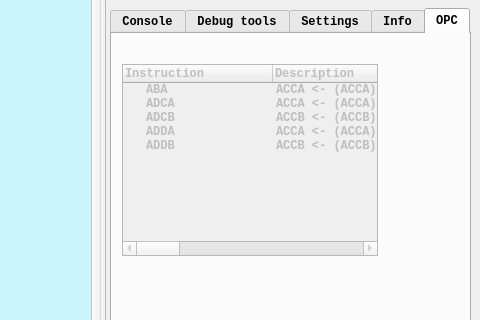
Before: the Qt Designer form MotorolaEmulator/mainwindow.ui in grandtitan/MotorolaEmulator, drawn with Qt 5; both pictures show x 800 to 1280 and y 292 to 612 of the 1280 by 720 pixel window.
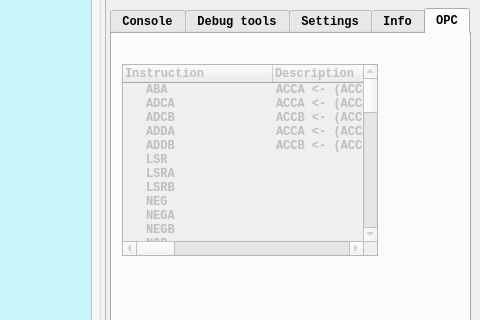
After: the same form once the commit is applied. The open tabs and pages were chosen to show the change.

Commit message: UI ins book

The edit to the form file:
```diff
--- a/MotorolaEmulator/mainwindow.ui
+++ b/MotorolaEmulator/mainwindow.ui
@@ -2818,6 +2818,757 @@
         <string>*-****</string>
        </property>
       </item>
+      <item>
+       <property name="text">
+        <string>LSR</string>
+       </property>
+       <property name="text">
+        <string/>
+       </property>
+       <property name="text">
+        <string/>
+       </property>
+       <property name="text">
+        <string/>
+       </property>
+       <property name="text">
+        <string/>
+       </property>
+       <property name="text">
+        <string>74</string>
+       </property>
+       <property name="text">
+        <string>64</string>
+       </property>
+      </item>
+      <item>
+       <property name="text">
+        <string>LSRA</string>
+       </property>
+       <property name="text">
+        <string/>
+       </property>
+       <property name="text">
+        <string>44</string>
+       </property>
+      </item>
+      <item>
+       <property name="text">
+        <string>LSRB</string>
+       </property>
+       <property name="text">
+        <string/>
+       </property>
+       <property name="text">
+        <string>54</string>
+       </property>
+      </item>
+      <item>
+       <property name="text">
+        <string>NEG</string>
+       </property>
+       <property name="text">
+        <string/>
+       </property>
+       <property name="text">
+        <string/>
+       </property>
+       <property name="text">
+        <string/>
+       </property>
+       <property name="text">
+        <string/>
+       </property>
+       <property name="text">
+        <string>70</string>
+       </property>
+       <property name="text">
+        <string>60</string>
+       </property>
+      </item>
+      <item>
+       <property name="text">
+        <string>NEGA</string>
+       </property>
+       <property name="text">
+        <string/>
+       </property>
+       <property name="text">
+        <string>40</string>
+       </property>
+       <property name="text">
+        <string/>
+       </property>
+       <property name="text">
+        <string/>
+       </property>
+       <property name="text">
+        <string/>
+       </property>
+      </item>
+      <item>
+       <property name="text">
+        <string>NEGB</string>
+       </property>
+       <property name="text">
+        <string/>
+       </property>
+       <property name="text">
+        <string>50</string>
+       </property>
+      </item>
+      <item>
+       <property name="text">
+        <string>NOP</string>
+       </property>
+       <property name="text">
+        <string/>
+       </property>
+       <property name="text">
+        <string>01</string>
+       </property>
+      </item>
+      <item>
+       <property name="text">
+        <string>ORAA</string>
+       </property>
+       <property name="text">
+        <string/>
+       </property>
+       <property name="text">
+        <string/>
+       </property>
+       <property name="text">
+        <string>8A</string>
+       </property>
+       <property name="text">
+        <string>9A</string>
+       </property>
+       <property name="text">
+        <string>BA</string>
+       </property>
+       <property name="text">
+        <string>AA</string>
+       </property>
+      </item>
+      <item>
+       <property name="text">
+        <string>ORAB</string>
+       </property>
+       <property name="text">
+        <string/>
+       </property>
+       <property name="text">
+        <string/>
+       </property>
+       <property name="text">
+        <string>CA</string>
+       </property>
+       <property name="text">
+        <string>DA</string>
+       </property>
+       <property name="text">
+        <string>FA</string>
+       </property>
+       <property name="text">
+        <string>EA</string>
+       </property>
+      </item>
+      <item>
+       <property name="text">
+        <string>PSHA</string>
+       </property>
+       <property name="text">
+        <string/>
+       </property>
+       <property name="text">
+        <string>36</string>
+       </property>
+      </item>
+      <item>
+       <property name="text">
+        <string>PSHB</string>
+       </property>
+       <property name="text">
+        <string/>
+       </property>
+       <property name="text">
+        <string>37</string>
+       </property>
+      </item>
+      <item>
+       <property name="text">
+        <string>PULA</string>
+       </property>
+       <property name="text">
+        <string/>
+       </property>
+       <property name="text">
+        <string>32</string>
+       </property>
+      </item>
+      <item>
+       <property name="text">
+        <string>PULB</string>
+       </property>
+       <property name="text">
+        <string/>
+       </property>
+       <property name="text">
+        <string>33</string>
+       </property>
+      </item>
+      <item>
+       <property name="text">
+        <string>ROL</string>
+       </property>
+       <property name="text">
+        <string/>
+       </property>
+       <property name="text">
+        <string/>
+       </property>
+       <property name="text">
+        <string/>
+       </property>
+       <property name="text">
+        <string/>
+       </property>
+       <property name="text">
+        <string>79</string>
+       </property>
+       <property name="text">
+        <string>69</string>
+       </property>
+      </item>
+      <item>
+       <property name="text">
+        <string>ROLA</string>
+       </property>
+       <property name="text">
+        <string/>
+       </property>
+       <property name="text">
+        <string>49</string>
+       </property>
+      </item>
+      <item>
+       <property name="text">
+        <string>ROLB</string>
+       </property>
+       <property name="text">
+        <string/>
+       </property>
+       <property name="text">
+        <string>59</string>
+       </property>
+       <property name="text">
+        <string/>
+       </property>
+       <property name="text">
+        <string/>
+       </property>
+       <property name="text">
+        <string/>
+       </property>
+      </item>
+      <item>
+       <property name="text">
+        <string>ROR</string>
+       </property>
+       <property name="text">
+        <string/>
+       </property>
+       <property name="text">
+        <string/>
+       </property>
+       <property name="text">
+        <string/>
+       </property>
+       <property name="text">
+        <string/>
+       </property>
+       <property name="text">
+        <string>76</string>
+       </property>
+       <property name="text">
+        <string>66</string>
+       </property>
+      </item>
+      <item>
+       <property name="text">
+        <string>RORA</string>
+       </property>
+       <property name="text">
+        <string/>
+       </property>
+       <property name="text">
+        <string/>
+       </property>
+       <property name="text">
+        <string/>
+       </property>
+       <property name="text">
+        <string/>
+       </property>
+       <property name="text">
+        <string>46</string>
+       </property>
+      </item>
+      <item>
+       <property name="text">
+        <string>RORB</string>
+       </property>
+       <property name="text">
+        <string/>
+       </property>
+       <property name="text">
+        <string/>
+       </property>
+       <property name="text">
+        <string/>
+       </property>
+       <property name="text">
+        <string/>
+       </property>
+       <property name="text">
+        <string>56</string>
+       </property>
+      </item>
+      <item>
+       <property name="text">
+        <string>RTI</string>
+       </property>
+       <property name="text">
+        <string/>
+       </property>
+       <property name="text">
+        <string>3B</string>
+       </property>
+       <property name="text">
+        <string/>
+       </property>
+       <property name="text">
+        <string/>
+       </property>
+       <property name="text">
+        <string/>
+       </property>
+      </item>
+      <item>
+       <property name="text">
+        <string>RTS</string>
+       </property>
+       <property name="text">
+        <string/>
+       </property>
+       <property name="text">
+        <string>39</string>
+       </property>
+       <property name="text">
+        <string/>
+       </property>
+       <property name="text">
+        <string/>
+       </property>
+       <property name="text">
+        <string/>
+       </property>
+      </item>
+      <item>
+       <property name="text">
+        <string>SBA</string>
+       </property>
+       <property name="text">
+        <string/>
+       </property>
+       <property name="text">
+        <string>10</string>
+       </property>
+       <property name="text">
+        <string/>
+       </property>
+       <property name="text">
+        <string/>
+       </property>
+       <property name="text">
+        <string/>
+       </property>
+      </item>
+      <item>
+       <property name="text">
+        <string>SBCA</string>
+       </property>
+       <property name="text">
+        <string/>
+       </property>
+       <property name="text">
+        <string/>
+       </property>
+       <property name="text">
+        <string>82</string>
+       </property>
+       <property name="text">
+        <string>92</string>
+       </property>
+       <property name="text">
+        <string>B2</string>
+       </property>
+       <property name="text">
+        <string>A2</string>
+       </property>
+      </item>
+      <item>
+       <property name="text">
+        <string>SBCB</string>
+       </property>
+       <property name="text">
+        <string/>
+       </property>
+       <property name="text">
+        <string/>
+       </property>
+       <property name="text">
+        <string>C2</string>
+       </property>
+       <property name="text">
+        <string>D2</string>
+       </property>
+       <property name="text">
+        <string>F2</string>
+       </property>
+       <property name="text">
+        <string>E2</string>
+       </property>
+      </item>
+      <item>
+       <property name="text">
+        <string>SEC</string>
+       </property>
+       <property name="text">
+        <string/>
+       </property>
+       <property name="text">
+        <string>0D</string>
+       </property>
+       <property name="text">
+        <string/>
+       </property>
+       <property name="text">
+        <string/>
+       </property>
+       <property name="text">
+        <string/>
+       </property>
+       <property name="text">
+        <string/>
+       </property>
+      </item>
+      <item>
+       <property name="text">
+        <string>SEI</string>
+       </property>
+       <property name="text">
+        <string/>
+       </property>
+       <property name="text">
+        <string>0F</string>
+       </property>
+      </item>
+      <item>
+       <property name="text">
+        <string>SEV</string>
+       </property>
+       <property name="text">
+        <string/>
+       </property>
+       <property name="text">
+        <string>0B</string>
+       </property>
+      </item>
+      <item>
+       <property name="text">
+        <string>STAA</string>
+       </property>
+       <property name="text">
+        <string/>
+       </property>
+       <property name="text">
+        <string/>
+       </property>
+       <property name="text">
+        <string/>
+       </property>
+       <property name="text">
+        <string>97</string>
+       </property>
+       <property name="text">
+        <string>B7</string>
+       </property>
+       <property name="text">
+        <string>A7</string>
+       </property>
+      </item>
+      <item>
+       <property name="text">
+        <string>STAB</string>
+       </property>
+       <property name="text">
+        <string/>
+       </property>
+       <property name="text">
+        <string/>
+       </property>
+       <property name="text">
+        <string/>
+       </property>
+       <property name="text">
+        <string>D7</string>
+       </property>
+       <property name="text">
+        <string>F7</string>
+       </property>
+       <property name="text">
+        <string>E7</string>
+       </property>
+      </item>
+      <item>
+       <property name="text">
+        <string>SBS</string>
+       </property>
+       <property name="text">
+        <string/>
+       </property>
+       <property name="text">
+        <string/>
+       </property>
+       <property name="text">
+        <string/>
+       </property>
+       <property name="text">
+        <string>9F</string>
+       </property>
+       <property name="text">
+        <string>BF</string>
+       </property>
+       <property name="text">
+        <string>AF</string>
+       </property>
+      </item>
+      <item>
+       <property name="text">
+        <string>STX</string>
+       </property>
+       <property name="text">
+        <string/>
+       </property>
+       <property name="text">
+        <string/>
+       </property>
+       <property name="text">
+        <string/>
+       </property>
+       <property name="text">
+        <string>DF</string>
+       </property>
+       <property name="text">
+        <string>FF</string>
+       </property>
+       <property name="text">
+        <string>EF</string>
+       </property>
+      </item>
+      <item>
+       <property name="text">
+        <string>SUBA</string>
+       </property>
+       <property name="text">
+        <string/>
+       </property>
+       <property name="text">
+        <string/>
+       </property>
+       <property name="text">
+        <string>80</string>
+       </property>
+       <property name="text">
+        <string>90</string>
+       </property>
+       <property name="text">
+        <string>B0</string>
+       </property>
+       <property name="text">
+        <string>A0</string>
+       </property>
+      </item>
+      <item>
+       <property name="text">
+        <string>SUBB</string>
+       </property>
+       <property name="text">
+        <string/>
+       </property>
+       <property name="text">
+        <string/>
+       </property>
+       <property name="text">
+        <string>C0</string>
+       </property>
+       <property name="text">
+        <string>D0</string>
+       </property>
+       <property name="text">
+        <string>F0</string>
+       </property>
+       <property name="text">
+        <string>E0</string>
+       </property>
+      </item>
+      <item>
+       <property name="text">
+        <string>SWI</string>
+       </property>
+       <property name="text">
+        <string/>
+       </property>
+       <property name="text">
+        <string>3F</string>
+       </property>
+       <property name="text">
+        <string/>
+       </property>
+       <property name="text">
+        <string/>
+       </property>
+       <property name="text">
+        <string/>
+       </property>
+       <property name="text">
+        <string/>
+       </property>
+      </item>
+      <item>
+       <property name="text">
+        <string>TAB</string>
+       </property>
+       <property name="text">
+        <string/>
+       </property>
+       <property name="text">
+        <string>16</string>
+       </property>
+      </item>
+      <item>
+       <property name="text">
+        <string>TAP</string>
+       </property>
+       <property name="text">
+        <string/>
+       </property>
+       <property name="text">
+        <string>06</string>
+       </property>
+      </item>
+      <item>
+       <property name="text">
+        <string>TBA</string>
+       </property>
+       <property name="text">
+        <string/>
+       </property>
+       <property name="text">
+        <string>17</string>
+       </property>
+      </item>
+      <item>
+       <property name="text">
+        <string>TPA</string>
+       </property>
+       <property name="text">
+        <string/>
+       </property>
+       <property name="text">
+        <string>07</string>
+       </property>
+      </item>
+      <item>
+       <property name="text">
+        <string>TST</string>
+       </property>
+       <property name="text">
+        <string/>
+       </property>
+       <property name="text">
+        <string/>
+       </property>
+       <property name="text">
+        <string/>
+       </property>
+       <property name="text">
+        <string/>
+       </property>
+       <property name="text">
+        <string>7D</string>
+       </property>
+       <property name="text">
+        <string>6D</string>
+       </property>
+      </item>
+      <item>
+       <property name="text">
+        <string>TSTA</string>
+       </property>
+       <property name="text">
+        <string/>
+       </property>
+       <property name="text">
+        <string>4D</string>
+       </property>
+      </item>
+      <item>
+       <property name="text">
+        <string>TSTB</string>
+       </property>
+       <property name="text">
+        <string/>
+       </property>
+       <property name="text">
+        <string>5D</string>
+       </property>
+      </item>
+      <item>
+       <property name="text">
+        <string>TSX</string>
+       </property>
+       <property name="text">
+        <string/>
+       </property>
+       <property name="text">
+        <string>30</string>
+       </property>
+      </item>
+      <item>
+       <property name="text">
+        <string>TXS</string>
+       </property>
+       <property name="text">
+        <string/>
+       </property>
+       <property name="text">
+        <string>35</string>
+       </property>
+      </item>
+      <item>
+       <property name="text">
+        <string>WAI</string>
+       </property>
+       <property name="text">
+        <string/>
+       </property>
+       <property name="text">
+        <string>3E</string>
+       </property>
+      </item>
      </widget>
     </widget>
    </widget>
```
Left out of the diff: 2 changed lines with no effect on the pictures. The commit also changes 1 other file.
